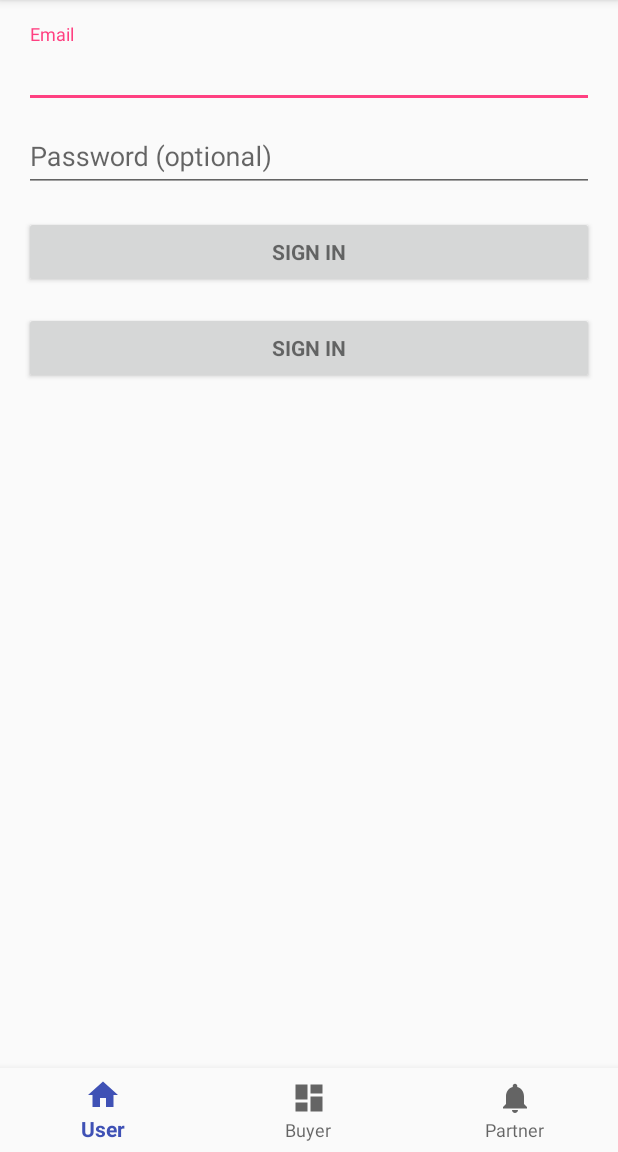
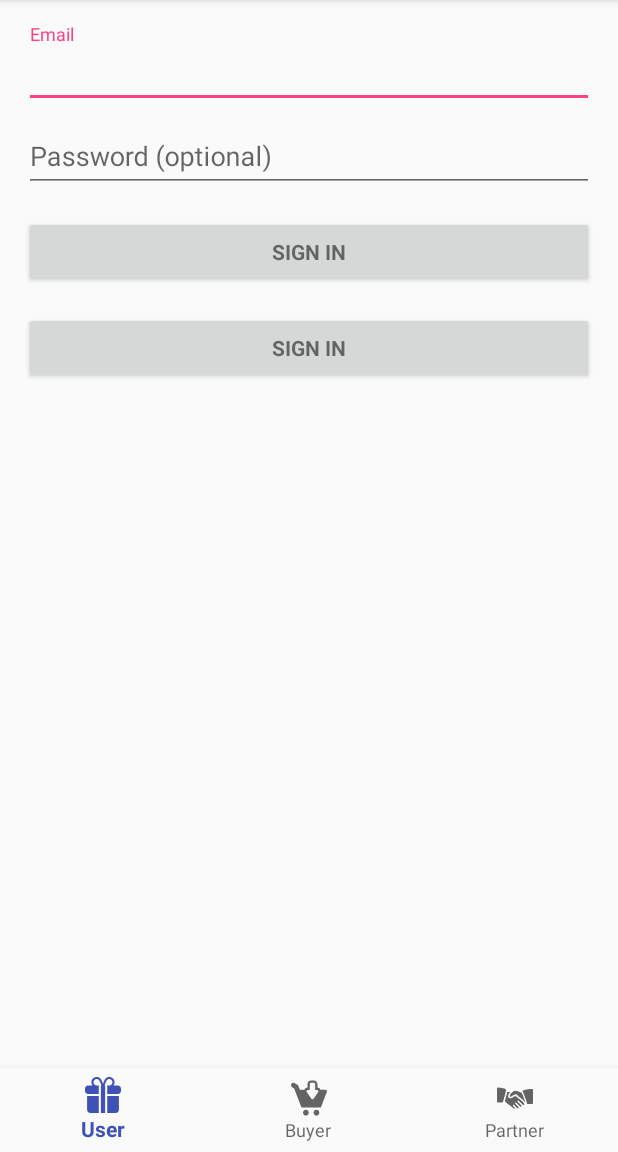
Before and after one commit to Ruqyai/GreenParadise, an Android app: the screen it shows after launch (LoginActivity), on a phone screen of 412 x 824 dp, the part 84-1236 px from its top. Run offline under Robolectric (Android 15) with nearby library versions, the phone set to English and light mode, and no system bars.

Commit message:
change icons

```diff
--- /dev/null
+++ b/app/src/main/res/drawable/ic_add_to_online_cart.xml
@@ -0,0 +1,6 @@
+<vector android:height="24dp" android:viewportHeight="390.0"
+    android:viewportWidth="390.0" android:width="24dp" xmlns:android="http://schemas.android.com/apk/res/android">
+    <path android:fillColor="#91DC5A" android:pathData="M161.3,322.8c-17.2,0 -31.1,13.9 -31.1,31.1c0,17.2 13.9,31.1 31.1,31.1c17.2,0 31.1,-13.9 31.1,-31.1C192.4,336.7 178.5,322.8 161.3,322.8z"/>
+    <path android:fillColor="#91DC5A" android:pathData="M275.7,322.8c-17.2,0 -31.1,13.9 -31.1,31.1c0,17.2 13.9,31.1 31.1,31.1c17.2,0 31.1,-13.9 31.1,-31.1C306.8,336.7 292.9,322.8 275.7,322.8z"/>
+    <path android:fillColor="#91DC5A" android:pathData="M387.3,112.5c-2.9,-4.2 -7.7,-6.8 -12.8,-6.8h-55.3c-0.3,-0.7 -0.7,-1.4 -1,-2.1c-6.3,-12.1 -18.1,-20 -31.5,-21.3V45c0,-22.1 -17.9,-40 -40,-40h-28c-22.1,0 -40,17.9 -40,40V82.3c-13.4,1.3 -25.2,9.2 -31.5,21.3c-0.4,0.7 -0.7,1.4 -1,2.1H96.2L80.2,64.9c-2.1,-5.3 -5.8,-9.8 -10.6,-12.8L40.1,33.9C27.8,26.3 11.6,30.1 3.9,42.4C-3.7,54.8 0.1,71 12.4,78.6l22,13.6l75.9,196.5c2.3,6 8.1,10 14.5,10h187.4c6.4,0 12.2,-4 14.5,-10l62.2,-161.9C390.8,122.1 390.2,116.7 387.3,112.5zM294.9,130.7l-50,71.7c-2.8,4 -7.4,6.4 -12.3,6.4c-4.9,0 -9.5,-2.4 -12.3,-6.4l-50,-71.7c-3.2,-4.6 -3.6,-10.6 -1,-15.5c2.6,-5 7.7,-8.1 13.3,-8.1h21V45c0,-8.3 6.7,-15 15,-15h28c8.3,0 15,6.7 15,15v62.1h21c5.6,0 10.7,3.1 13.3,8.1C298.5,120.2 298.1,126.1 294.9,130.7z"/>
+</vector>
--- /dev/null
+++ b/app/src/main/res/drawable/ic_gift.xml
@@ -0,0 +1,4 @@
+<vector android:height="24dp" android:viewportHeight="512.0"
+    android:viewportWidth="512.0" android:width="24dp" xmlns:android="http://schemas.android.com/apk/res/android">
+    <path android:fillColor="#91DC5A" android:pathData="M467,120h-61C415.4,107.5 421,91.9 421,75c0,-41.4 -33.6,-75 -75,-75c-24.9,0 -43.3,8.9 -57.8,28.1C276,44.1 267.1,66.5 256,94.8c-11.1,-28.3 -20,-50.7 -32.2,-66.7C209.3,8.9 190.9,0 166,0c-41.4,0 -75,33.6 -75,75c0,16.9 5.6,32.5 15,45H45c-24.8,0 -45,20.2 -45,45v30c0,19.6 12.5,36.2 30,42.4V467c0,24.8 20.2,45 45,45h362c24.8,0 45,-20.2 45,-45V237.4c17.5,-6.2 30,-22.9 30,-42.4v-30C512,140.2 491.8,120 467,120zM283.5,106.7C306.5,48.4 315.2,30 346,30c24.8,0 45,20.2 45,45s-20.2,45 -45,45h-67.7C280.1,115.4 281.9,110.9 283.5,106.7zM166,30c30.8,0 39.5,18.4 62.5,76.7c1.7,4.2 3.4,8.6 5.2,13.3H166c-24.8,0 -45,-20.2 -45,-45S141.2,30 166,30zM196,482H75c-8.3,0 -15,-6.7 -15,-15V240h136V482zM196,210H45c-8.3,0 -15,-6.7 -15,-15v-30c0,-8.3 6.7,-15 15,-15h151V210zM286,482h-60V150c3.1,0 42.8,0 60,0V482zM452,467c0,8.3 -6.7,15 -15,15H316V240h136V467zM482,195c0,8.3 -6.7,15 -15,15H316v-60h151c8.3,0 15,6.7 15,15V195z"/>
+</vector>
--- /dev/null
+++ b/app/src/main/res/drawable/ic_giftsold.xml
@@ -0,0 +1,6 @@
+<vector android:height="24dp" android:viewportHeight="512.0"
+    android:viewportWidth="512.0" android:width="24dp" xmlns:android="http://schemas.android.com/apk/res/android">
+    <path android:fillColor="#91DC5A" android:pathData="M316,271v241h120c24.8,0 46,-20.2 46,-45V271H316z"/>
+    <path android:fillColor="#91DC5A" android:pathData="M30,271v196c0,24.8 20.2,45 45,45h121V271H30z"/>
+    <path android:fillColor="#91DC5A" android:pathData="M467,120h-61.4C415.1,107.4 421,91.9 421,75c0,-41.4 -33.6,-75 -75,-75c-52.3,0 -67.5,37.7 -90,94.8C233.5,37.7 218.3,0 166,0c-41.4,0 -75,33.6 -75,75c0,16.9 5.9,32.4 15.4,45H45c-24.8,0 -45,20.2 -45,45v31c0,24.8 20.2,45 45,45h151V120h-30c-24.8,0 -45,-20.2 -45,-45c0,-24.8 20.2,-45 45,-45c30.7,0 39.5,18.4 62.5,76.8c1.6,4.1 3.6,8.9 5.3,13.2H226c0,223.7 0,168.2 0,392h60c0,-351.1 0,-294.5 0,-392h-7.8c1.7,-4.3 3.7,-9.2 5.3,-13.2C306.5,48.4 315.3,30 346,30c24.8,0 45,20.2 45,45c0,24.8 -20.2,45 -45,45h-30v121h151c24.8,0 45,-20.2 45,-45v-31C512,140.2 491.8,120 467,120z"/>
+</vector>
--- /dev/null
+++ b/app/src/main/res/drawable/ic_hand_shakesold.xml
@@ -0,0 +1,7 @@
+<vector android:height="24dp" android:viewportHeight="512.0"
+    android:viewportWidth="512.0" android:width="24dp" xmlns:android="http://schemas.android.com/apk/res/android">
+    <path android:fillColor="#91DC5A" android:pathData="M123.7,130.1c-17.1,-17.1 -89.6,-21.3 -113.1,-23.5c-2.1,0 -4.3,0 -6.4,2.1C2.1,110.9 0,115.2 0,117.3v192C0,315.7 4.3,320 10.7,320h64c4.3,0 8.5,-2.1 10.7,-6.4c0,-6.4 38.4,-119.5 42.7,-174.9C128,136.5 128,132.3 123.7,130.1z"/>
+    <path android:fillColor="#91DC5A" android:pathData="M352,181.3c-21.3,-6.4 -40.5,-14.9 -57.6,-21.3c-38.4,-17.1 -55.5,-8.5 -89.6,25.6c-14.9,14.9 -25.6,36.3 -23.5,44.8c0,2.1 0,2.1 4.3,4.3c10.7,4.3 25.6,6.4 40.5,-17.1c2.1,-2.1 4.3,-4.3 8.5,-4.3c6.4,0 8.5,-2.1 14.9,-4.3c4.3,-2.1 8.5,-4.3 14.9,-6.4c2.1,0 2.1,0 4.3,0c2.1,0 6.4,2.1 8.5,2.1C288,215.5 307.2,230.4 326.4,247.5c29.9,23.5 59.7,49.1 74.7,68.3h2.1C388.3,273.1 362.7,200.5 352,181.3z"/>
+    <path android:fillColor="#91DC5A" android:pathData="M501.3,128c-83.2,0 -130.1,21.3 -132.3,21.3c-2.1,2.1 -4.3,4.3 -6.4,6.4c0,2.1 0,6.4 2.1,8.5c12.8,21.3 55.5,138.7 61.9,168.5c2.1,4.3 6.4,8.5 10.7,8.5h64c6.4,0 10.7,-4.3 10.7,-10.7v-192C512,132.3 507.7,128 501.3,128z"/>
+    <path android:fillColor="#91DC5A" android:pathData="M386.1,337.1c-8.5,-19.2 -44.8,-46.9 -76.8,-72.5C292.3,249.6 275.2,236.8 262.4,226.1c-2.1,2.1 -6.4,2.1 -6.4,4.3c-6.4,2.1 -8.5,4.3 -17.1,4.3C221.9,256 200.5,264.5 177.1,256c-10.7,-2.1 -17.1,-10.7 -19.2,-19.2c-4.3,-21.3 14.9,-51.2 29.9,-66.1h-42.7c-8.5,42.7 -23.5,98.1 -34.1,128c8.5,8.5 17.1,19.2 23.5,23.5c40.5,34.1 87.5,68.3 96,74.7c6.4,4.3 19.2,8.5 25.6,8.5c2.1,0 4.3,0 6.4,0L228.3,371.2c-4.3,-4.3 -4.3,-10.7 0,-14.9s10.7,-4.3 14.9,0l42.7,42.7c4.3,4.3 8.5,2.1 12.8,2.1c6.4,-2.1 8.5,-6.4 10.7,-12.8L260.3,339.2c-4.3,-4.3 -4.3,-10.7 0,-14.9s10.7,-4.3 14.9,0l53.3,53.3c2.1,2.1 10.7,2.1 17.1,0c2.1,-2.1 6.4,-4.3 8.5,-8.5L294.4,309.3c-4.3,-4.3 -4.3,-10.7 0,-14.9s10.7,-4.3 14.9,0l61.9,61.9c4.3,2.1 8.5,0 12.8,-2.1C386.1,352 390.4,345.6 386.1,337.1z"/>
+</vector>
--- a/app/src/main/res/menu/navigation.xml
+++ b/app/src/main/res/menu/navigation.xml
@@ -3,17 +3,17 @@
 
     <item
         android:id="@+id/navigation_home"
-        android:icon="@drawable/ic_home_black_24dp"
+        android:icon="@drawable/ic_giftsold"
         android:title="@string/title_home" />
 
     <item
         android:id="@+id/navigation_dashboard"
-        android:icon="@drawable/ic_dashboard_black_24dp"
+        android:icon="@drawable/ic_add_to_online_cart"
         android:title="@string/title_dashboard" />
 
     <item
         android:id="@+id/navigation_notifications"
-        android:icon="@drawable/ic_notifications_black_24dp"
+        android:icon="@drawable/ic_hand_shakesold"
         android:title="@string/title_notifications" />
 
 </menu>
```
Also changed, not shown: app/src/main/res/drawable/ic_coins_stacks_with_arrow_upwards.xml (added, +22 -0 lines), app/src/main/res/drawable/ic_hand_shake.xml (added, +11 -0 lines), app/src/main/res/drawable/ic_money_incomes_for_a_businessman.xml (added, +5 -0 lines), app/src/main/res/drawable/ic_present.xml (added, +11 -0 lines), app/src/main/res/drawable/ic_supermarket_barcode.xml (added, +19 -0 lines), app/src/main/res/drawable/ic_talk_of_a_couple_of_businessmen_standing_with_suitcases.xml (added, +17 -0 lines).
